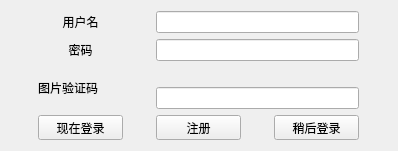
Old version of the form uis/userlogin/login_and_reg_ui/login_and_reg.ui in the repository Error-106/cloudfox.
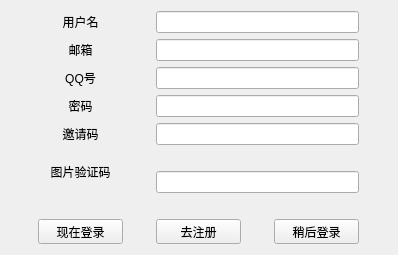
New version of the form.

```diff
--- a/uis/userlogin/login_and_reg_ui/login_and_reg.ui
+++ b/uis/userlogin/login_and_reg_ui/login_and_reg.ui
@@ -7,7 +7,7 @@
     <x>0</x>
     <y>0</y>
     <width>398</width>
-    <height>146</height>
+    <height>247</height>
    </rect>
   </property>
   <property name="sizePolicy">
@@ -20,37 +20,33 @@
    <string>Form</string>
   </property>
   <layout class="QGridLayout" name="gridLayout">
-   <item row="2" column="1" colspan="2">
-    <widget class="QLabel" name="pixverify_label">
-     <property name="text">
-      <string/>
-     </property>
-    </widget>
+   <item row="0" column="1" colspan="2">
+    <widget class="QLineEdit" name="login_lineEdit"/>
    </item>
-   <item row="1" column="1" colspan="2">
-    <widget class="QLineEdit" name="password_lineEdit"/>
-   </item>
-   <item row="4" column="0">
-    <widget class="QPushButton" name="login_pushButton">
-     <property name="sizePolicy">
-      <sizepolicy hsizetype="Fixed" vsizetype="Fixed">
-       <horstretch>0</horstretch>
-       <verstretch>0</verstretch>
-      </sizepolicy>
-     </property>
+   <item row="5" column="0" rowspan="2">
+    <widget class="QLabel" name="text_pixverify_label">
      <property name="minimumSize">
       <size>
-       <width>85</width>
-       <height>25</height>
+       <width>65</width>
+       <height>20</height>
       </size>
      </property>
+     <property name="maximumSize">
+      <size>
+       <width>100</width>
+       <height>16777215</height>
+      </size>
+     </property>
      <property name="text">
-      <string>现在登录</string>
+      <string>图片验证码</string>
      </property>
+     <property name="alignment">
+      <set>Qt::AlignCenter</set>
+     </property>
     </widget>
    </item>
-   <item row="4" column="2">
-    <widget class="QPushButton" name="login_in_later_pushButton">
+   <item row="8" column="1">
+    <widget class="QPushButton" name="change_pushButton">
      <property name="sizePolicy">
       <sizepolicy hsizetype="Fixed" vsizetype="Fixed">
        <horstretch>0</horstretch>
@@ -64,11 +60,21 @@
       </size>
      </property>
      <property name="text">
-      <string>稍后登录</string>
+      <string>去注册</string>
      </property>
     </widget>
    </item>
    <item row="1" column="0">
+    <widget class="QLabel" name="text_mail_label">
+     <property name="text">
+      <string>邮箱</string>
+     </property>
+     <property name="alignment">
+      <set>Qt::AlignCenter</set>
+     </property>
+    </widget>
+   </item>
+   <item row="3" column="0">
     <widget class="QLabel" name="text_password_label">
      <property name="minimumSize">
       <size>
@@ -93,27 +99,21 @@
      </property>
     </widget>
    </item>
-   <item row="4" column="1">
-    <widget class="QPushButton" name="reg_pushButton">
-     <property name="sizePolicy">
-      <sizepolicy hsizetype="Fixed" vsizetype="Fixed">
-       <horstretch>0</horstretch>
-       <verstretch>0</verstretch>
-      </sizepolicy>
-     </property>
-     <property name="minimumSize">
-      <size>
-       <width>85</width>
-       <height>25</height>
-      </size>
-     </property>
+   <item row="2" column="0">
+    <widget class="QLabel" name="text_qnum_label">
      <property name="text">
-      <string>注册</string>
+      <string>QQ号</string>
+     </property>
+     <property name="alignment">
+      <set>Qt::AlignCenter</set>
      </property>
     </widget>
    </item>
-   <item row="0" column="1" colspan="2">
-    <widget class="QLineEdit" name="login_lineEdit"/>
+   <item row="2" column="1" colspan="2">
+    <widget class="QLineEdit" name="qnum_lineEdit"/>
+   </item>
+   <item row="6" column="1" colspan="2">
+    <widget class="QLineEdit" name="pixverify_lineEdit"/>
    </item>
    <item row="0" column="0">
     <widget class="QLabel" name="text_user_label">
@@ -146,27 +146,80 @@
      </property>
     </widget>
    </item>
-   <item row="2" column="0" rowspan="2">
-    <widget class="QLabel" name="text_pixverify_label">
+   <item row="1" column="1" colspan="2">
+    <widget class="QLineEdit" name="mail_lineEdit"/>
+   </item>
+   <item row="8" column="0">
+    <widget class="QPushButton" name="login_pushButton">
+     <property name="sizePolicy">
+      <sizepolicy hsizetype="Fixed" vsizetype="Fixed">
+       <horstretch>0</horstretch>
+       <verstretch>0</verstretch>
+      </sizepolicy>
+     </property>
      <property name="minimumSize">
       <size>
-       <width>65</width>
-       <height>20</height>
-      </size>
-     </property>
-     <property name="maximumSize">
-      <size>
-       <width>100</width>
-       <height>16777215</height>
+       <width>85</width>
+       <height>25</height>
       </size>
      </property>
      <property name="text">
-      <string>图片验证码</string>
+      <string>现在登录</string>
      </property>
     </widget>
    </item>
    <item row="3" column="1" colspan="2">
-    <widget class="QLineEdit" name="pixverify_lineEdit"/>
+    <widget class="QLineEdit" name="password_lineEdit"/>
+   </item>
+   <item row="4" column="0">
+    <widget class="QLabel" name="text_inv_label">
+     <property name="text">
+      <string>邀请码</string>
+     </property>
+     <property name="alignment">
+      <set>Qt::AlignCenter</set>
+     </property>
+    </widget>
+   </item>
+   <item row="8" column="2">
+    <widget class="QPushButton" name="login_in_later_pushButton">
+     <property name="sizePolicy">
+      <sizepolicy hsizetype="Fixed" vsizetype="Fixed">
+       <horstretch>0</horstretch>
+       <verstretch>0</verstretch>
+      </sizepolicy>
+     </property>
+     <property name="minimumSize">
+      <size>
+       <width>85</width>
+       <height>25</height>
+      </size>
+     </property>
+     <property name="text">
+      <string>稍后登录</string>
+     </property>
+    </widget>
+   </item>
+   <item row="4" column="1" colspan="2">
+    <widget class="QLineEdit" name="inv_lineEdit">
+     <property name="inputMethodHints">
+      <set>Qt::ImhNone</set>
+     </property>
+    </widget>
+   </item>
+   <item row="5" column="1" colspan="2">
+    <widget class="QLabel" name="pixverify_label">
+     <property name="text">
+      <string/>
+     </property>
+    </widget>
+   </item>
+   <item row="7" column="0" colspan="3">
+    <widget class="QLabel" name="text_inf_label">
+     <property name="text">
+      <string/>
+     </property>
+    </widget>
    </item>
   </layout>
  </widget>
```
